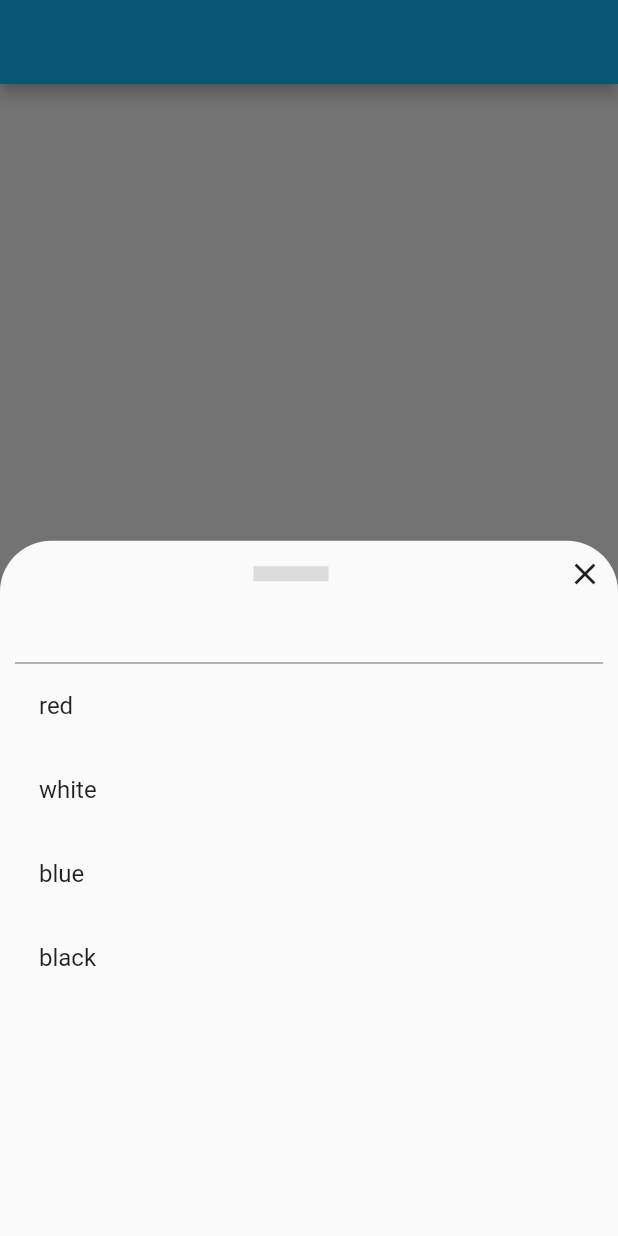
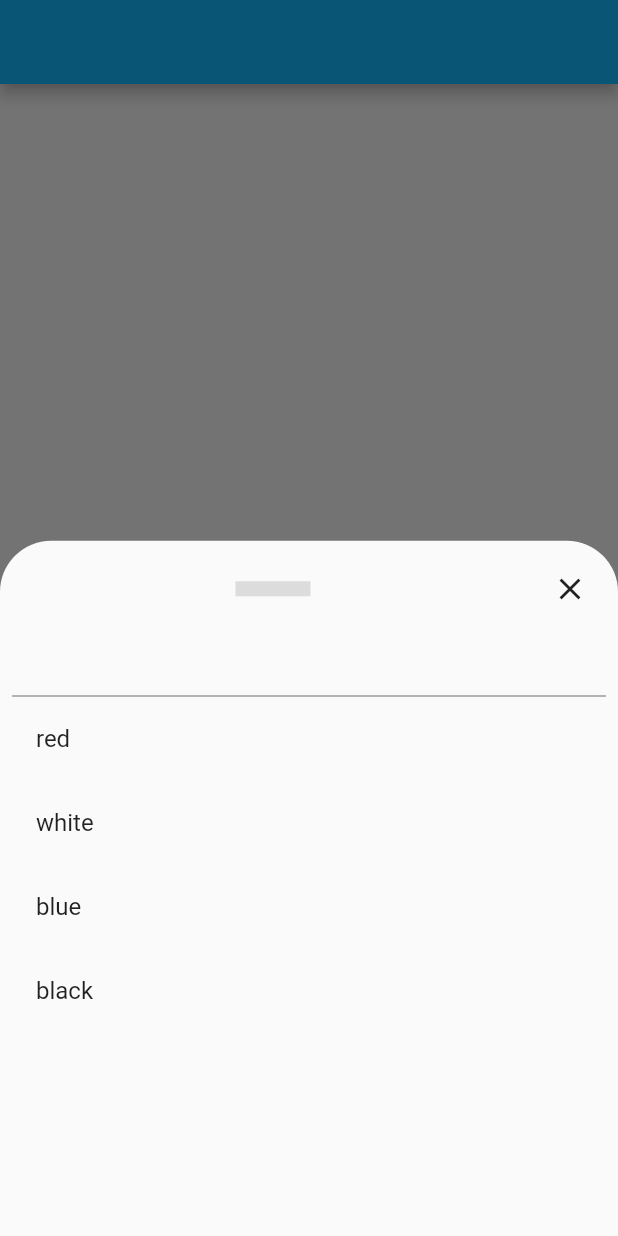
Before and after one commit to isshort/flutter_learn, a Flutter app: the screen it shows after launch, after a tap on "show", on a phone screen of 412 x 824 dp. Run offline on Flutter 3.47's test engine with Material 2 defaults, Android fonts, the phone set to English and light mode, and no system bars; our stand-ins replace bloc, connectivity_plus, equatable, flutter_bloc, get_it, go_router and 3 more; generated files the repository leaves out were written again.

Commit message:
mixin added

```diff
--- a/use_case_todo/lib/generic_filter/filter_view.dart
+++ b/use_case_todo/lib/generic_filter/filter_view.dart
@@ -18,18 +18,18 @@ class FilterView<T extends IFilter> extends StatefulWidget {
 }
 
 class _FilterViewState<T> extends State<FilterView> {
-  late final List<IFilter> _university;
+  late final List<IFilter> _values;
   List<IFilter> filteredItems = [];
   @override
   void initState() {
     super.initState();
-    _university = widget.values;
+    _values = widget.values;
     filteredItems = widget.values;
   }
 
   void _findItems(String name) {
     setState(() {
-      filteredItems = _university
+      filteredItems = _values
           .where(
             (element) => element.key == name,
           )
@@ -39,21 +39,8 @@ class _FilterViewState<T> extends State<FilterView> {
 
   @override
   Widget build(BuildContext context) {
-    return Padding(
-      padding: const EdgeInsets.all(10),
-      child: Column(
+    return Column(
       children: [
-          Row(
-            children: const [
-              Spacer(),
-              SizedBox(
-                width: 50,
-                child: Divider(thickness: 10),
-              ),
-              Spacer(),
-              Icon(Icons.close)
-            ],
-          ),
         TextField(
           onChanged: _findItems,
         ),
@@ -69,7 +56,6 @@ class _FilterViewState<T> extends State<FilterView> {
           ),
         )
       ],
-      ),
     );
   }
 }
--- a/use_case_todo/lib/generic_filter/filter_view_home.dart
+++ b/use_case_todo/lib/generic_filter/filter_view_home.dart
@@ -1,7 +1,7 @@
 import 'package:flutter/material.dart';
 import 'package:use_case_todo/generic_filter/filter_view.dart';
+import 'package:use_case_todo/generic_filter/mixin/show_sheet_mixin.dart';
 import 'package:use_case_todo/generic_filter/model/color_model.dart';
-
 import 'package:use_case_todo/generic_filter/model/university_model.dart';
 
 class FilterHomeView extends StatefulWidget {
@@ -21,17 +21,11 @@ class _FilterHomeViewState extends State<FilterHomeView> {
       appBar: AppBar(title: Text(_name)),
       floatingActionButton: FloatingActionButton(
         onPressed: () async {
-          final result = await showModalBottomSheet<IFilter>(
+          final result = await ShowSheetMixin.showCustomBottomSheet<IFilter>(
             context: context,
-            shape: const RoundedRectangleBorder(
-              borderRadius: BorderRadius.vertical(
-                top: Radius.circular(34),
-              ),
-            ),
-            builder: (context) {
-              return FilterView<ColorModel>(values: ColorEnums.models);
-            },
+            child: FilterView<ColorModel>(values: ColorEnums.models),
           );
+
           if (result == null) return;
           setState(() {
             _name = result.key;
--- /dev/null
+++ b/use_case_todo/lib/generic_filter/mixin/show_sheet_mixin.dart
@@ -0,0 +1,41 @@
+import 'package:flutter/material.dart';
+
+mixin ShowSheetMixin {
+  static Future<T?> showCustomBottomSheet<T>({
+    required BuildContext context,
+    required Widget child,
+  }) async {
+    return await showModalBottomSheet<T>(
+      context: context,
+      shape: const RoundedRectangleBorder(
+        borderRadius: BorderRadius.vertical(
+          top: Radius.circular(34),
+        ),
+      ),
+      builder: (context) {
+        return Padding(
+          padding: const EdgeInsets.all(8),
+          child: Column(
+            children: [
+              Row(
+                children: [
+                  const Spacer(),
+                  const SizedBox(
+                    width: 50,
+                    child: Divider(thickness: 10),
+                  ),
+                  const Spacer(),
+                  IconButton(
+                    onPressed: () => Navigator.of(context).pop(),
+                    icon: const Icon(Icons.close),
+                  )
+                ],
+              ),
+              Expanded(child: child),
+            ],
+          ),
+        );
+      },
+    );
+  }
+}
--- a/use_case_todo/lib/generic_filter/model/color_model.dart
+++ b/use_case_todo/lib/generic_filter/model/color_model.dart
@@ -19,10 +19,8 @@ class ColorModel extends IFilter {
   final ColorEnums color;
 
   @override
-  // TODO: implement id
   int get id => color.index;
 
   @override
-  // TODO: implement key
   String get key => color.name;
 }
```
Lines whose indentation alone changed are shown as unchanged.
